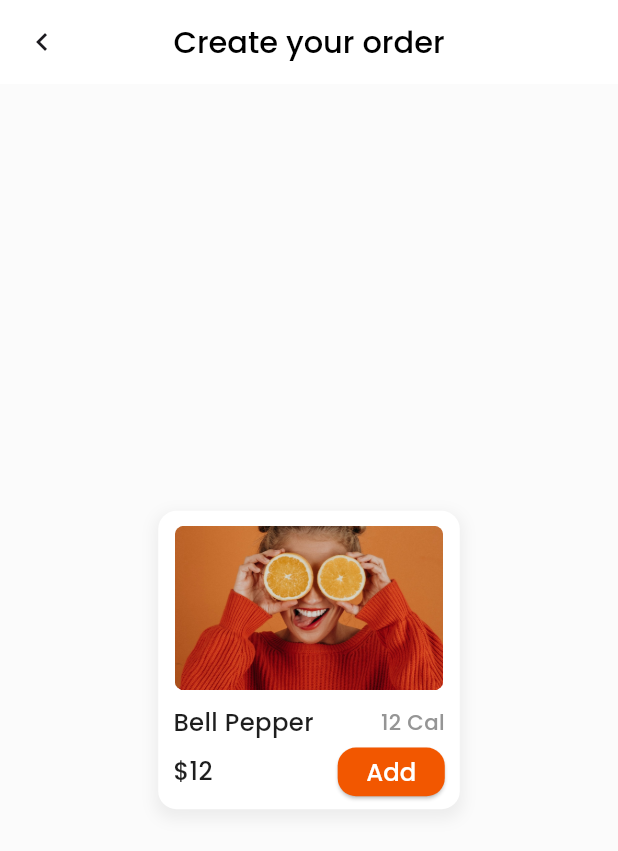
After one commit to Akuma-0/Balanced-Meal, a Flutter app: the EnterUserDetailsScreen screen opened by its route, after a tap on "Next", on a phone screen of 412 x 824 dp. The commit adds this screen. Shown: the top 851 px of the screen. Run offline on Flutter 3.47's test engine with Material 3 defaults, Android fonts, the phone set to English and light mode, and no system bars; our stand-ins replace dropdown_button2, flutter_screenutil.

Commit message:
-Add core widgets for food ordering interface - Established data models for food items

```diff
--- a/balanced_meal/lib/core/routing/routes.dart
+++ b/balanced_meal/lib/core/routing/routes.dart
@@ -1,3 +1,4 @@
+import 'package:balanced_meal/features/create_order/create_order_screen.dart';
 import 'package:balanced_meal/features/user_details/enter_user_details_screen.dart';
 import 'package:balanced_meal/features/welcome/welcome_screen.dart';
 import 'package:flutter/material.dart';
@@ -5,4 +6,6 @@ import 'package:flutter/material.dart';
 Map<String, Widget Function(BuildContext)> routes = {
   'welcomeScreen': (context) => const WelcomeScreen(),
   'userDetailsScreen': (context) => const  EnterUserDetailsScreen(),
+  'createOrderScreen': (context) => const CreateOrderScreen(),
+  // 'orderDetailsScreen': (context) => const OrderDetailsScreen(),
 };
--- a/balanced_meal/lib/core/theming/colors.dart
+++ b/balanced_meal/lib/core/theming/colors.dart
@@ -4,6 +4,7 @@ class ColorsManager {
   static const Color mainOrange = Color(0xFFf25700);
   static const Color gray = Color(0xFFDADADA);
   static const Color lightBlack = Color(0xFF474747);
+  static const Color black = Color(0xFF1E1E1E);
   static const Color lightGray = Color(0xFFEAECF0);
    static const Color midGray = Color(0xFF959595);
 }
--- a/balanced_meal/lib/core/theming/styles.dart
+++ b/balanced_meal/lib/core/theming/styles.dart
@@ -5,7 +5,7 @@ import 'package:flutter/material.dart';
 import 'package:flutter_screenutil/flutter_screenutil.dart';
 
 class TextStyles {
-  static TextStyle font20GrayLight= TextStyle(
+  static TextStyle font20GrayLight = TextStyle(
     fontSize: 20.sp,
     fontWeight: FontWeightHelper.light,
     color: ColorsManager.gray,
@@ -13,26 +13,46 @@ class TextStyles {
   static TextStyle font16WhiteMedium = TextStyle(
     fontSize: 16.sp,
     fontWeight: FontWeightHelper.medium,
-    color:  Colors.white,
+    color: Colors.white,
   );
-    static TextStyle font20BlackMedium = TextStyle(
+    static TextStyle font16WhiteRegular= TextStyle(
+    fontSize: 16.sp,
+    fontWeight: FontWeightHelper.regular,
+    color: Colors.white,
+  );
+  static TextStyle font20BlackMedium = TextStyle(
     fontSize: 20.sp,
     fontWeight: FontWeightHelper.medium,
     color: Colors.black,
   );
-      static TextStyle font14LightBlackMedium = TextStyle(
+  static TextStyle font14LightBlackMedium = TextStyle(
     fontSize: 14.sp,
     fontWeight: FontWeightHelper.medium,
     color: ColorsManager.lightBlack,
   );
-        static TextStyle font16LightBlackMedium = TextStyle(
+  static TextStyle font16LightBlackMedium = TextStyle(
     fontSize: 16.sp,
     fontWeight: FontWeightHelper.medium,
     color: ColorsManager.lightBlack,
   );
-        static TextStyle font16MidGrayRegular = TextStyle(
+  static TextStyle font16MidGrayRegular = TextStyle(
     fontSize: 16.sp,
     fontWeight: FontWeightHelper.regular,
     color: ColorsManager.midGray,
   );
+  static TextStyle font14MidGrayRegular = TextStyle(
+    fontSize: 14.sp,
+    fontWeight: FontWeightHelper.regular,
+    color: ColorsManager.midGray,
+  );
+  static TextStyle font16BlackRegular = TextStyle(
+    fontSize: 16.sp,
+    fontWeight: FontWeightHelper.regular,
+    color: ColorsManager.black,
+  );
+  static TextStyle font16BlackMedium = TextStyle(
+    fontSize: 16.sp,
+    fontWeight: FontWeightHelper.medium,
+    color: ColorsManager.black,
+  );
 }
--- /dev/null
+++ b/balanced_meal/lib/core/widgets/add_button.dart
@@ -0,0 +1,31 @@
+import 'package:balanced_meal/core/theming/colors.dart';
+import 'package:balanced_meal/core/theming/styles.dart';
+import 'package:flutter/material.dart';
+import 'package:flutter_screenutil/flutter_screenutil.dart';
+
+class AddButton extends StatelessWidget {
+  const AddButton({super.key});
+
+  @override
+  Widget build(BuildContext context) {
+    return SizedBox(
+      height: 32.h,
+      width: 65.w,
+      child: ElevatedButton(
+        child: Text('Add'),
+        onPressed: () {},
+        style: ElevatedButton.styleFrom(
+          backgroundColor: ColorsManager.mainOrange,
+          foregroundColor: Colors.white,
+          padding: EdgeInsets.all(0),
+          shape: RoundedRectangleBorder(
+            borderRadius: BorderRadius.circular(12.r),
+          ),
+          textStyle: TextStyles.font16WhiteRegular.copyWith(
+            fontFamily: 'poppins',
+          ),
+        ),
+      ),
+    );
+  }
+}
--- /dev/null
+++ b/balanced_meal/lib/core/widgets/food_card.dart
@@ -0,0 +1,81 @@
+import 'package:balanced_meal/core/theming/styles.dart';
+import 'package:balanced_meal/core/widgets/add_button.dart';
+import 'package:balanced_meal/core/widgets/counter_widget.dart';
+import 'package:flutter/material.dart';
+import 'package:flutter_screenutil/flutter_screenutil.dart';
+
+class FoodCard extends StatelessWidget {
+  const FoodCard({super.key});
+
+  @override
+  Widget build(BuildContext context) {
+    return Container(
+      height: 196.h,
+      width: 183.w,
+      decoration: BoxDecoration(
+        color: Colors.white,
+        borderRadius: BorderRadius.circular(12.r),
+        boxShadow: [
+          BoxShadow(
+            color: Colors.black.withAlpha(15),
+            spreadRadius: 2,
+            blurRadius: 8,
+            offset: Offset(0, 4), // x, y offset
+          ),
+        ],
+      ),
+      child: Padding(
+        padding: const EdgeInsets.all(10),
+        child: Column(
+          children: [
+            ClipRRect(
+              borderRadius: BorderRadius.circular(6.r),
+              child: Image.asset(
+                'assets/images/welcome_background.jpg',
+                height: 108.h,
+                width: 163.w,
+                fit: BoxFit.cover,
+              ),
+            ),
+            SizedBox(height: 10.h),
+            Row(
+              mainAxisAlignment: MainAxisAlignment.spaceBetween,
+              children: [
+                Expanded(
+                  child: Text(
+                    'Bell Pepper',
+                    style: TextStyles.font16BlackRegular.copyWith(
+                      fontFamily: 'poppins',
+                    ),
+                    overflow: TextOverflow.ellipsis,
+                    maxLines: 1,
+                  ),
+                ),
+                SizedBox(width: 10.w),
+                Text(
+                  '12 Cal',
+                  style: TextStyles.font14MidGrayRegular.copyWith(
+                    fontFamily: 'poppins',
+                  ),
+                ),
+              ],
+            ),
+            SizedBox(height: 5.h),
+            Row(
+              mainAxisAlignment: MainAxisAlignment.spaceBetween,
+              children: [
+                Text(
+                  '\$12',
+                  style: TextStyles.font16BlackMedium.copyWith(
+                    fontFamily: 'poppins',
+                  ),
+                ),
+                AddButton(),
+              ],
+            ),
+          ],
+        ),
+      ),
+    );
+  }
+}
--- /dev/null
+++ b/balanced_meal/lib/features/create_order/create_order_screen.dart
@@ -0,0 +1,30 @@
+import 'package:balanced_meal/core/theming/colors.dart';
+import 'package:balanced_meal/core/theming/styles.dart';
+import 'package:balanced_meal/core/widgets/food_card.dart';
+import 'package:flutter/material.dart';
+
+class CreateOrderScreen extends StatelessWidget {
+  const CreateOrderScreen({super.key});
+
+  @override
+  Widget build(BuildContext context) {
+    return Scaffold(
+      // backgroundColor: ColorsManager.lightGray,
+      appBar: AppBar(
+        leading: IconButton(
+          icon: const Icon(Icons.chevron_left),
+          onPressed: () {
+            Navigator.pop(context);
+          },
+        ),
+        title: Text(
+          'Create your order',
+          style: TextStyles.font20BlackMedium.copyWith(fontFamily: 'poppins'),
+        ),
+        centerTitle: true,
+        backgroundColor: Colors.white,
+      ),
+      body: Center(child: FoodCard()),
+    );
+  }
+}
--- a/balanced_meal/lib/features/user_details/enter_user_details_screen.dart
+++ b/balanced_meal/lib/features/user_details/enter_user_details_screen.dart
@@ -1,5 +1,6 @@
 import 'package:balanced_meal/core/theming/colors.dart';
 import 'package:balanced_meal/core/theming/styles.dart';
+import 'package:balanced_meal/core/widgets/app_text_button.dart';
 import 'package:balanced_meal/core/widgets/app_text_form_field.dart';
 import 'package:dropdown_button2/dropdown_button2.dart';
 import 'package:flutter/material.dart';
@@ -32,7 +33,8 @@ class _EnterUserDetailsScreenState extends State<EnterUserDetailsScreen> {
         centerTitle: true,
         backgroundColor: Colors.white,
       ),
-      body: Container(
+      body: SingleChildScrollView(
+        child: Container(
           padding: EdgeInsets.symmetric(horizontal: 20.w, vertical: 20.0.h),
           child: Form(
             child: Column(
@@ -233,11 +235,18 @@ class _EnterUserDetailsScreenState extends State<EnterUserDetailsScreen> {
                   ),
                 ),
                 SizedBox(height: 10.h),
-              AppTextFormField(
-                hintText: 'Enter your age',
+                AppTextFormField(hintText: 'Enter your age'),
+                SizedBox(height: 250.h),
+                AppTextButton(
+                  text: 'Next',
+                  onPressed: () {Navigator.pushNamed(
+                    context,
+                    'createOrderScreen',
+                  );},
+                  color: ColorsManager.mainOrange,
                 ),
-
               ],
+            ),
           ),
         ),
       ),
--- a/balanced_meal/pubspec.yaml
+++ b/balanced_meal/pubspec.yaml
@@ -33,6 +33,7 @@ dependencies:
   dio: ^5.8.0+1
   flutter_screenutil: ^5.9.3
   dropdown_button2: ^2.3.9
+  json_annotation: ^4.9.0
   # The following adds the Cupertino Icons font to your application.
   # Use with the CupertinoIcons class for iOS style icons.
   cupertino_icons: ^1.0.8
@@ -40,6 +41,8 @@ dependencies:
 dev_dependencies:
   flutter_test:
     sdk: flutter
+  json_serializable: ^6.9.5
+  build_runner: ^2.3.3
 
   # The "flutter_lints" package below contains a set of recommended lints to
   # encourage good coding practices. The lint set provided by the package is
@@ -62,6 +65,7 @@ flutter:
   assets:
     - assets/images/
     - assets/fonts/
+    - assets/data/
   # An image asset can refer to one or more resolution-specific "variants", see
   # https://flutter.dev/to/resolution-aware-images
 
```
Also changed, not shown: balanced_meal/assets/data/carb.json (added, +22 -0 lines), balanced_meal/assets/data/meat.json (added, +22 -0 lines), balanced_meal/assets/data/vegetable.json (added, +22 -0 lines), balanced_meal/lib/core/widgets/counter_widget.dart (added, +63 -0 lines), balanced_meal/lib/models/carp_food.dart (added, +18 -0 lines), balanced_meal/lib/models/food_base.dart (added, +11 -0 lines), balanced_meal/lib/models/meat_food.dart (added, +18 -0 lines), balanced_meal/lib/models/vegetable_food.dart (added, +18 -0 lines), balanced_meal/lib/models/carp_food.g.dart (added), balanced_meal/lib/models/meat_food.g.dart (added), balanced_meal/lib/models/vegetable_food.g.dart (added), balanced_meal/pubspec.lock. Lines whose indentation alone changed are shown as unchanged.
